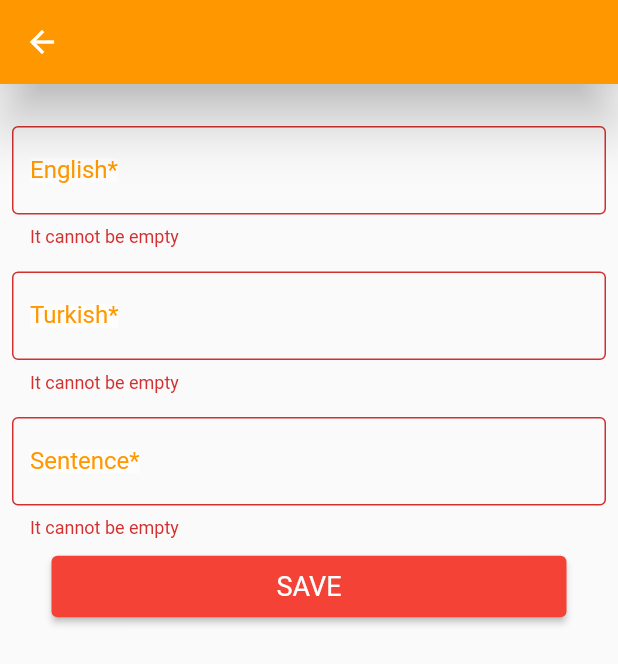
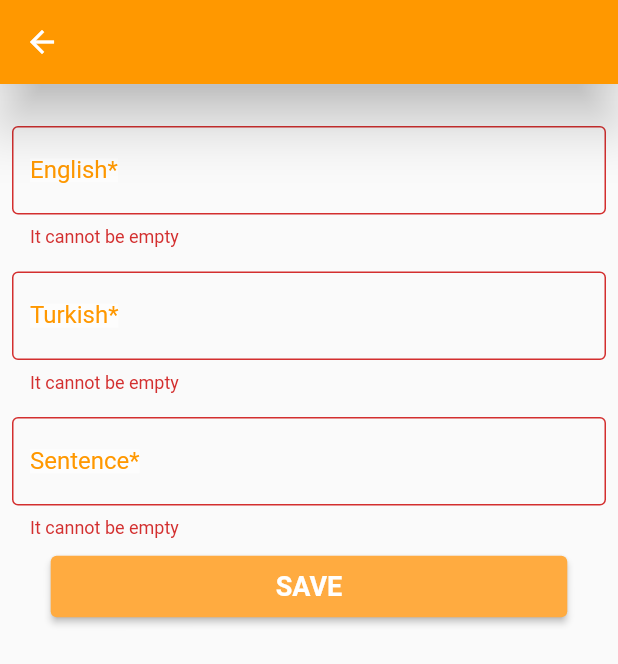
Before and after one commit to mervenurtopcu/mockAPI_dictionary, a Flutter app: the UpdateScreen screen opened directly with empty values, after a tap on "SAVE", on a phone screen of 412 x 824 dp. Shown: the top 664 px of the screen. Run offline on Flutter 3.47's test engine with Material 2 defaults, Android fonts, the phone set to English and light mode, and no system bars; network calls fail.

Commit message:
comment four

```diff
--- a/lib/screens/UpdateScreen.dart
+++ b/lib/screens/UpdateScreen.dart
@@ -122,18 +122,19 @@ class _UpdateScreenState extends State<UpdateScreen> {
                         formKey.currentState?.validate();
                     if (icerikUygunMu == true) {
                       formKey.currentState?.save();
-                      veriEkleme(widget.word.id, english, turkish, sentence);
+                      deleteWord(widget.word.id, english, turkish, sentence);
 
                       Navigator.of(context).pushReplacement(MaterialPageRoute(
                           builder: (context) => const HomeScreen()));
                     }
                   },
                   style: ElevatedButton.styleFrom(
-                    backgroundColor: Colors.red,
+                    backgroundColor: Colors.orangeAccent,
                     padding: const EdgeInsets.only(
                         left: 150, right: 150, top: 10, bottom: 10),
                     textStyle: const TextStyle(
                       fontSize: 18,
+                      fontWeight: FontWeight.bold
                     ),
                     shadowColor: Colors.black,
                   ),
@@ -145,7 +146,7 @@ class _UpdateScreenState extends State<UpdateScreen> {
         ));
   }
 
-  void veriEkleme(String id, String english, String turkish, String sentence) {
+  void deleteWord(String id, String english, String turkish, String sentence) {
     DictionaryServices().updateWord(id, english, turkish, sentence);
   }
 }
```
Also changed, not shown: lib/screens/DetailScreen.dart (+46 -2 lines), lib/services/dictionary_services.dart (+0 -9 lines).
